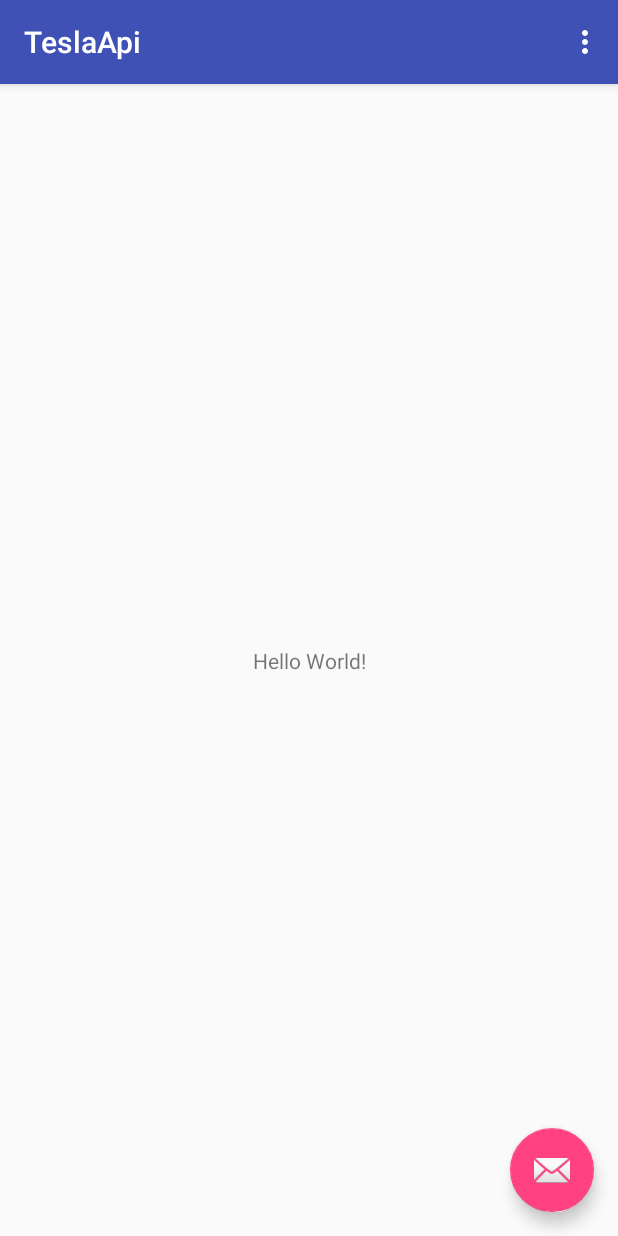
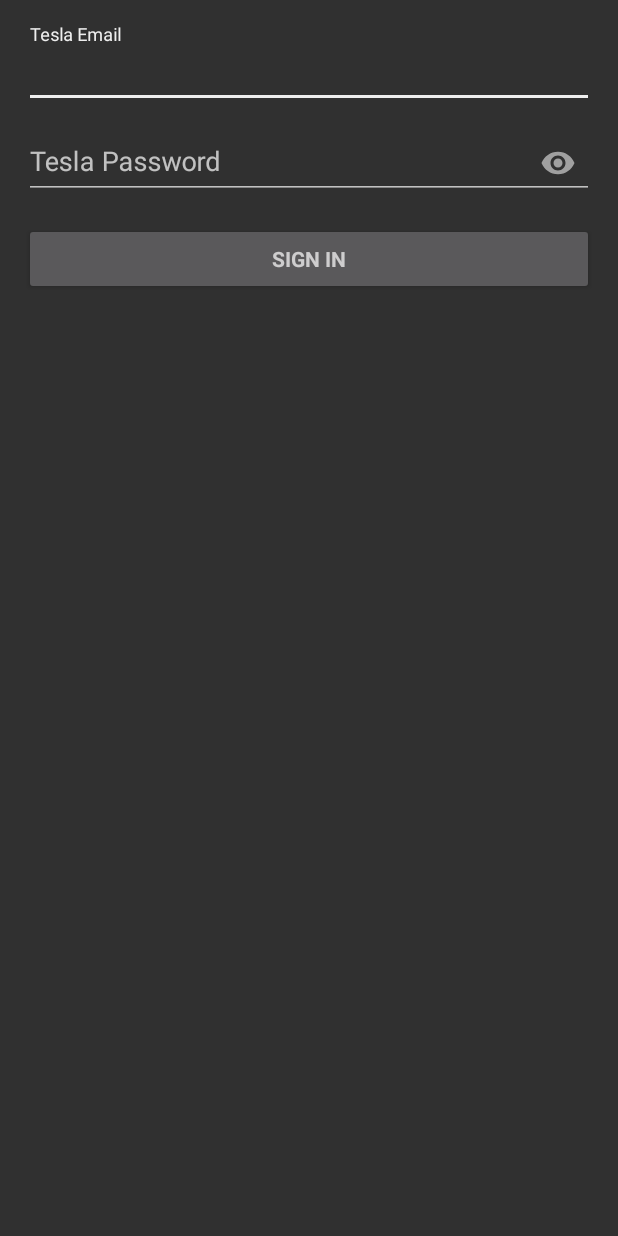
Before and after one commit to jeffreyliu8/teslaApi, an Android app: the screen it shows after launch (MainActivity before the commit, LoginActivity after it), on a phone screen of 412 x 824 dp. Run offline under Robolectric (Android 15) with nearby library versions, the phone set to English and light mode, and no system bars; our stand-ins replace ButterKnife; libraries missing offline, so code that uses them is left out: com.orhanobut.logger, com.pixplicity.easyprefs; 4 statements that could not run were skipped.

Commit message:
add login screen

```diff
--- /dev/null
+++ b/app/src/main/java/com/askjeffreyliu/teslaapi/Constant.java
@@ -0,0 +1,5 @@
+package com.askjeffreyliu.teslaapi;
+
+public class Constant {
+    public static final String ACCESS_TOKEN =  "access_token";
+}
--- /dev/null
+++ b/app/src/main/java/com/askjeffreyliu/teslaapi/LoginAccessTokenViewModel.java
@@ -0,0 +1,29 @@
+package com.askjeffreyliu.teslaapi;
+
+import android.arch.lifecycle.LiveData;
+import android.arch.lifecycle.MutableLiveData;
+import android.arch.lifecycle.ViewModel;
+
+public class LoginAccessTokenViewModel extends ViewModel {
+
+    private LiveData<String> accessTokenLiveData;
+
+    private static final String GRANT_TYPE = "password";
+    private static final String OWNERAPI_CLIENT_ID = "81527cff06843c8634fdc09e8ac0abefb46ac849f38fe1e431c2ef2106796384";
+    private static final String OWNERAPI_CLIENT_SECRET = "c7257eb71a564034f9419ee651c7d0e5f7aa6bfbd18bafb5c5c033b093bb2fa3";
+
+    private ProjectEndpoint projectRepository;
+
+    public LoginAccessTokenViewModel() {
+        projectRepository = new ProjectEndpoint();
+        accessTokenLiveData = new MutableLiveData<>();
+    }
+
+    public void getAccessTokenLiveData(String email, String password) {
+        accessTokenLiveData = projectRepository.getToken(GRANT_TYPE, OWNERAPI_CLIENT_ID, OWNERAPI_CLIENT_SECRET, email, password);
+    }
+
+    public LiveData<String> getLiveData() {
+        return accessTokenLiveData;
+    }
+}
--- a/app/src/main/java/com/askjeffreyliu/teslaapi/MainActivity.java
+++ b/app/src/main/java/com/askjeffreyliu/teslaapi/MainActivity.java
@@ -36,7 +36,7 @@ public class MainActivity extends AppCompatActivity {
 
         Logger.addLogAdapter(new AndroidLogAdapter(formatStrategy));
 
-        setDataListener();
+//        setDataListener();
 
         Toolbar toolbar = (Toolbar) findViewById(R.id.toolbar);
         setSupportActionBar(toolbar);
@@ -74,7 +74,7 @@ public class MainActivity extends AppCompatActivity {
     }
 
     private void setDataListener() {
-        ProjectListViewModel viewModel = ViewModelProviders.of(this).get(ProjectListViewModel.class);
+        LoginAccessTokenViewModel viewModel = ViewModelProviders.of(this).get(LoginAccessTokenViewModel.class);
         viewModel.getLiveData().observe(this, new Observer<String>() {
             @Override
             public void onChanged(@Nullable String products) {
--- a/app/src/main/java/com/askjeffreyliu/teslaapi/ProjectEndpoint.java
+++ b/app/src/main/java/com/askjeffreyliu/teslaapi/ProjectEndpoint.java
@@ -69,6 +69,7 @@ public class ProjectEndpoint extends BaseEndpoint {
                     data.setValue(accessTokenResponse.getAccess_token());
                     Logger.d("response isSuccessful ");
                 } else {
+                    data.setValue(null);
                     Logger.e("response unsuccessful ");
                 }
             }
--- a/app/src/main/java/com/askjeffreyliu/teslaapi/ProjectListViewModel.java
+++ /dev/null
@@ -1,27 +0,0 @@
-package com.askjeffreyliu.teslaapi;
-
-import android.arch.lifecycle.LiveData;
-import android.arch.lifecycle.ViewModel;
-
-
-
-
-public class ProjectListViewModel extends ViewModel {
-
-    private final LiveData<String> accessTokenLiveData;
-    private static final String EMAIL = "test@gmail.com";
-    private static final String PASSWORD = "test";
-
-    private static final String OWNERAPI_CLIENT_ID = "81527cff06843c8634fdc09e8ac0abefb46ac849f38fe1e431c2ef2106796384";
-    private static final String OWNERAPI_CLIENT_SECRET = "c7257eb71a564034f9419ee651c7d0e5f7aa6bfbd18bafb5c5c033b093bb2fa3";
-
-
-    public ProjectListViewModel() {
-        ProjectEndpoint projectRepository = new ProjectEndpoint();
-        accessTokenLiveData = projectRepository.getToken("password", OWNERAPI_CLIENT_ID, OWNERAPI_CLIENT_SECRET, EMAIL, PASSWORD);
-    }
-
-    public LiveData<String> getLiveData() {
-        return accessTokenLiveData;
-    }
-}
--- /dev/null
+++ b/app/src/main/java/com/askjeffreyliu/teslaapi/TeslaApplication.java
@@ -0,0 +1,37 @@
+package com.askjeffreyliu.teslaapi;
+
+import android.app.Application;
+import android.content.ContextWrapper;
+
+
+import com.orhanobut.logger.AndroidLogAdapter;
+import com.orhanobut.logger.FormatStrategy;
+import com.orhanobut.logger.Logger;
+import com.orhanobut.logger.PrettyFormatStrategy;
+import com.pixplicity.easyprefs.library.Prefs;
+
+
+public class TeslaApplication extends Application {
+
+    @Override
+    public void onCreate() {
+        super.onCreate();
+
+        FormatStrategy formatStrategy = PrettyFormatStrategy.newBuilder()
+//                .showThreadInfo(false)  // (Optional) Whether to show thread info or not. Default true
+//                .methodCount(0)         // (Optional) How many method line to show. Default 2
+//                .methodOffset(7)        // (Optional) Hides internal method calls up to offset. Default 5
+//                .logStrategy(customLog) // (Optional) Changes the log strategy to print out. Default LogCat
+                .tag(getString(R.string.app_name))   // (Optional) Global tag for every log. Default PRETTY_LOGGER
+                .build();
+
+        Logger.addLogAdapter(new AndroidLogAdapter(formatStrategy));
+
+        new Prefs.Builder()
+                .setContext(this)
+                .setMode(ContextWrapper.MODE_PRIVATE)
+                .setPrefsName(getPackageName())
+                .setUseDefaultSharedPreference(true)
+                .build();
+    }
+}
--- /dev/null
+++ b/app/src/main/res/layout/activity_login.xml
@@ -0,0 +1,105 @@
+<?xml version="1.0" encoding="utf-8"?>
+<LinearLayout xmlns:android="http://schemas.android.com/apk/res/android"
+    xmlns:app="http://schemas.android.com/apk/res-auto"
+    xmlns:tools="http://schemas.android.com/tools"
+    android:layout_width="match_parent"
+    android:layout_height="match_parent"
+    android:gravity="center_horizontal"
+    android:orientation="vertical"
+    android:paddingBottom="@dimen/activity_vertical_margin"
+    android:paddingLeft="@dimen/activity_horizontal_margin"
+    android:paddingRight="@dimen/activity_horizontal_margin"
+    android:paddingTop="@dimen/activity_vertical_margin"
+    tools:context=".LoginActivity">
+
+    <!-- Login progress -->
+    <ProgressBar
+        android:id="@+id/login_progress"
+        style="?android:attr/progressBarStyleLarge"
+        android:layout_width="wrap_content"
+        android:layout_height="wrap_content"
+        android:layout_marginBottom="8dp"
+        android:visibility="gone" />
+
+    <ScrollView
+        android:id="@+id/login_form"
+        android:layout_width="match_parent"
+        android:layout_height="match_parent">
+
+        <LinearLayout
+            android:id="@+id/email_login_form"
+            android:layout_width="match_parent"
+            android:layout_height="wrap_content"
+            android:orientation="vertical">
+
+            <!--<AutoCompleteTextView-->
+            <!--android:id="@+id/email"-->
+            <!--android:layout_width="match_parent"-->
+            <!--android:layout_height="wrap_content"-->
+            <!--android:hint="@string/prompt_email"-->
+            <!--android:inputType="textEmailAddress"-->
+            <!--android:maxLines="1"-->
+            <!--android:singleLine="true" />-->
+
+            <!--<EditText-->
+            <!--android:id="@+id/password"-->
+            <!--android:layout_width="match_parent"-->
+            <!--android:layout_height="wrap_content"-->
+            <!--android:hint="@string/prompt_password"-->
+            <!--android:imeActionId="6"-->
+            <!--android:imeActionLabel="@string/action_sign_in_short"-->
+            <!--android:imeOptions="actionUnspecified"-->
+            <!--android:inputType="textPassword"-->
+            <!--android:maxLines="1"-->
+            <!--android:singleLine="true" />-->
+
+            <android.support.design.widget.TextInputLayout
+                android:id="@+id/loginWrapper"
+                android:layout_width="match_parent"
+                android:layout_height="wrap_content">
+
+                <android.support.design.widget.TextInputEditText
+                    android:id="@+id/email"
+                    android:layout_width="match_parent"
+                    android:layout_height="wrap_content"
+                    android:hint="@string/prompt_email"
+                    android:inputType="textEmailAddress"
+                    android:maxLines="1"
+                    android:singleLine="true" />
+
+            </android.support.design.widget.TextInputLayout>
+
+
+            <android.support.design.widget.TextInputLayout
+                android:id="@+id/passwordWrapper"
+                android:layout_width="match_parent"
+                android:layout_height="wrap_content"
+                android:layout_marginTop="2dp"
+                app:passwordToggleEnabled="true">
+
+                <android.support.design.widget.TextInputEditText
+                    android:id="@+id/password"
+                    android:layout_width="match_parent"
+                    android:layout_height="wrap_content"
+                    android:hint="@string/prompt_password"
+                    android:imeActionId="6"
+                    android:imeActionLabel="@string/action_sign_in"
+                    android:imeOptions="actionUnspecified"
+                    android:inputType="textPassword"
+                    android:maxLines="1"
+                    android:singleLine="true" />
+
+            </android.support.design.widget.TextInputLayout>
+
+            <Button
+                android:id="@+id/email_sign_in_button"
+                style="?android:textAppearanceSmall"
+                android:layout_width="match_parent"
+                android:layout_height="wrap_content"
+                android:layout_marginTop="16dp"
+                android:text="@string/action_sign_in"
+                android:textStyle="bold" />
+
+        </LinearLayout>
+    </ScrollView>
+</LinearLayout>
--- a/app/src/main/res/values/colors.xml
+++ b/app/src/main/res/values/colors.xml
@@ -1,6 +1,6 @@
 <?xml version="1.0" encoding="utf-8"?>
 <resources>
-    <color name="colorPrimary">#3F51B5</color>
-    <color name="colorPrimaryDark">#303F9F</color>
-    <color name="colorAccent">#FF4081</color>
+    <color name="colorPrimary">#c62828</color>
+    <color name="colorPrimaryDark">#212121</color>
+    <color name="colorAccent">#EEEEEE</color>
 </resources>
--- a/app/src/main/res/values/dimens.xml
+++ b/app/src/main/res/values/dimens.xml
@@ -1,3 +1,6 @@
 <resources>
     <dimen name="fab_margin">16dp</dimen>
+    <!-- Default screen margins, per the Android Design guidelines. -->
+    <dimen name="activity_horizontal_margin">16dp</dimen>
+    <dimen name="activity_vertical_margin">16dp</dimen>
 </resources>
--- a/app/src/main/res/values/strings.xml
+++ b/app/src/main/res/values/strings.xml
@@ -1,4 +1,15 @@
 <resources>
     <string name="app_name">TeslaApi</string>
     <string name="action_settings">Settings</string>
+    <string name="title_activity_login">Sign in</string>
+
+    <!-- Strings related to login -->
+    <string name="prompt_email">Tesla Email</string>
+    <string name="prompt_password">Tesla Password</string>
+    <string name="action_sign_in">Sign in</string>
+    <string name="error_invalid_email">Email address is invalid</string>
+    <string name="error_invalid_password">Please enter password</string>
+    <string name="error_incorrect_password">Authentication failed</string>
+    <string name="error_field_required">This field is required</string>
+
 </resources>
--- a/app/src/main/res/values/styles.xml
+++ b/app/src/main/res/values/styles.xml
@@ -1,7 +1,7 @@
 <resources>
 
     <!-- Base application theme. -->
-    <style name="AppTheme" parent="Theme.AppCompat.Light.DarkActionBar">
+    <style name="AppTheme" parent="Theme.AppCompat">
         <!-- Customize your theme here. -->
         <item name="colorPrimary">@color/colorPrimary</item>
         <item name="colorPrimaryDark">@color/colorPrimaryDark</item>
--- a/build.gradle
+++ b/build.gradle
@@ -7,7 +7,7 @@ buildscript {
         jcenter()
     }
     dependencies {
-        classpath 'com.android.tools.build:gradle:3.1.1'
+        classpath 'com.android.tools.build:gradle:3.1.2'
 
 
         // NOTE: Do not place your application dependencies here; they belong
```
Also changed, not shown: app/build.gradle (+8 -2 lines), app/src/main/AndroidManifest.xml (+11 -1 lines), app/src/main/java/com/askjeffreyliu/teslaapi/LoginActivity.java (added, +214 -0 lines).
